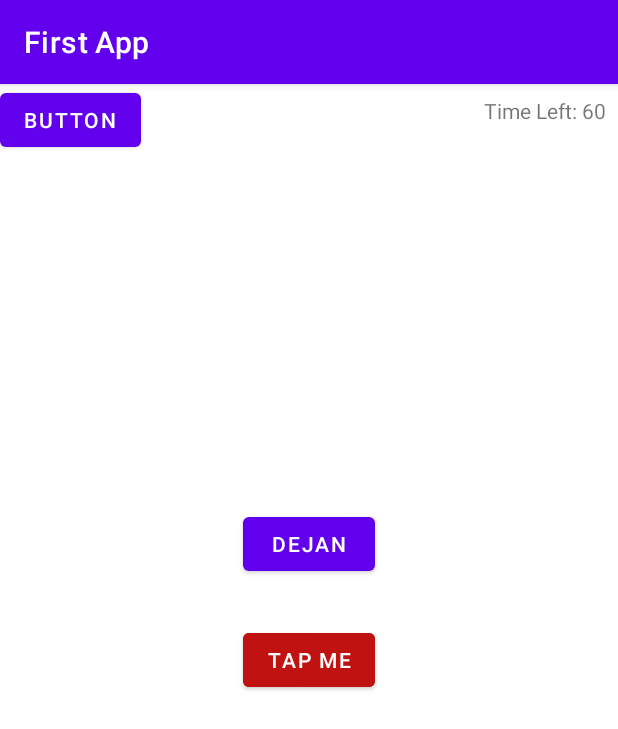
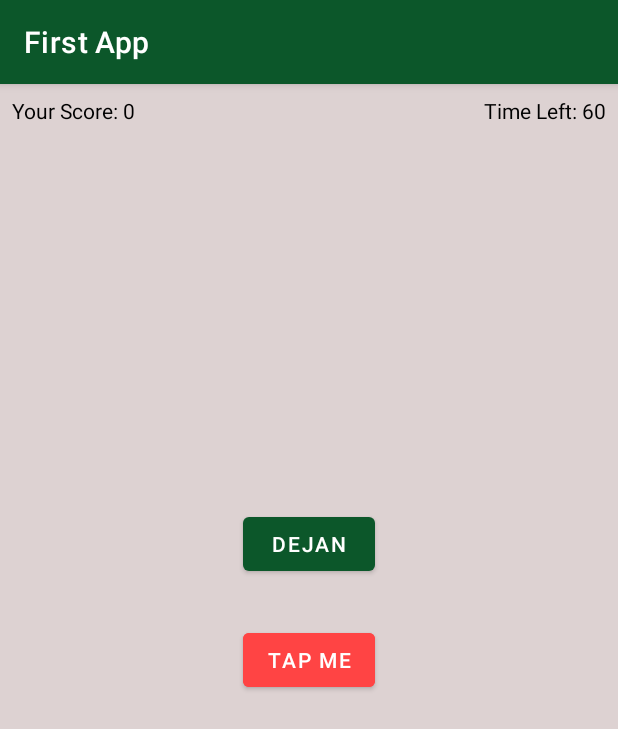
Before and after one commit to work11dejan/FirstApp, an Android app: the screen it shows after launch (MainActivity), on a phone screen of 412 x 824 dp. Shown: the top 729 px of the screen. Run offline under Robolectric (Android 15) with nearby library versions, the phone set to English and light mode, and no system bars.

Commit message:
Dodate dvije animacije i stilizovane boje

```diff
--- a/app/src/main/java/com/omega/praksa/firstapp/MainActivity.kt
+++ b/app/src/main/java/com/omega/praksa/firstapp/MainActivity.kt
@@ -6,6 +6,7 @@ import android.os.CountDownTimer
 import android.os.PersistableBundle
 import android.util.Log
 import android.view.View
+import android.view.animation.AnimationUtils
 import android.widget.AutoCompleteTextView
 import android.widget.Button
 import android.widget.TextView
@@ -46,6 +47,8 @@ class MainActivity : AppCompatActivity() {
         timeLeftTextView = findViewById(R.id.timeLeftTextView)
 
         tapMeButton.setOnClickListener { view ->
+            val bounceAnimation = AnimationUtils.loadAnimation(this,R.anim.bounce)
+            view.startAnimation(bounceAnimation)
             incrementScore()
         }
 
@@ -126,6 +129,9 @@ class MainActivity : AppCompatActivity() {
        score+=1
         val newScore = getString(R.string.yourScore, score)
         gameScoreTextView.text = newScore
+
+        val blinkAnimation = AnimationUtils.loadAnimation(this, R.anim.blink)
+        gameScoreTextView.startAnimation(blinkAnimation)
     }
 
 
--- /dev/null
+++ b/app/src/main/res/anim/blink.xml
@@ -0,0 +1,11 @@
+<?xml version="1.0" encoding="utf-8"?>
+<set xmlns:android="http://schemas.android.com/apk/res/android"
+    android:interpolator="@android:anim/accelerate_interpolator">
+    <alpha
+        android:fromAlpha="0.0"
+        android:toAlpha="1.0"
+        android:duration="300"/>
+
+
+
+</set>
--- /dev/null
+++ b/app/src/main/res/anim/bounce.xml
@@ -0,0 +1,15 @@
+<?xml version="1.0" encoding="utf-8"?>
+<set xmlns:android="http://schemas.android.com/apk/res/android"
+    android:fillAfter="true"
+    android:interpolator="@android:anim/bounce_interpolator">
+    <scale
+        android:duration = "2000"
+        android:fromXScale="2.0"
+        android:fromYScale="2.0"
+        android:pivotX="50%"
+        android:pivotY="50%"
+        android:toXScale="1.0"
+        android:toYScale="1.0" />
+
+
+</set>
--- a/app/src/main/res/layout/activity_main.xml
+++ b/app/src/main/res/layout/activity_main.xml
@@ -4,6 +4,9 @@
     xmlns:tools="http://schemas.android.com/tools"
     android:layout_width="match_parent"
     android:layout_height="match_parent"
+    android:background="#DACBCB"
+    android:backgroundTint="#DDD2D2"
+    android:scrollbarThumbHorizontal="@color/teal_700"
     tools:context=".MainActivity">
 
     <TextView
@@ -13,6 +16,7 @@
         android:layout_marginStart="8dp"
         android:layout_marginTop="8dp"
         android:text="@string/yourScore"
+        android:textColor="@color/boja_slova"
         app:layout_constraintStart_toStartOf="parent"
         app:layout_constraintTop_toTopOf="parent" />
 
@@ -23,6 +27,7 @@
         android:layout_marginTop="8dp"
         android:layout_marginEnd="8dp"
         android:text="@string/timeLeft"
+        android:textColor="@color/boja_slova"
         app:layout_constraintEnd_toEndOf="parent"
         app:layout_constraintTop_toTopOf="parent" />
 
@@ -30,7 +35,7 @@
         android:id="@+id/tapMeButton"
         android:layout_width="wrap_content"
         android:layout_height="wrap_content"
-        android:backgroundTint="#C11212"
+        android:backgroundTint="@android:color/holo_red_light"
         android:text="@string/tapME"
         app:layout_constraintBottom_toBottomOf="parent"
         app:layout_constraintEnd_toEndOf="parent"
@@ -49,12 +54,4 @@
         app:layout_constraintTop_toTopOf="parent"
         app:layout_constraintVertical_bias="0.956" />
 
-    <Button
-        android:id="@+id/button"
-        android:layout_width="wrap_content"
-        android:layout_height="wrap_content"
-        android:text="Button"
-        tools:layout_editor_absoluteX="33dp"
-        tools:layout_editor_absoluteY="113dp" />
-
 </androidx.constraintlayout.widget.ConstraintLayout>
--- a/app/src/main/res/values-night/themes.xml
+++ b/app/src/main/res/values-night/themes.xml
@@ -3,12 +3,12 @@
     <style name="Theme.FirstApp" parent="Theme.MaterialComponents.DayNight.DarkActionBar">
         <!-- Primary brand color. -->
         <item name="colorPrimary">@color/purple_200</item>
-        <item name="colorPrimaryVariant">@color/purple_700</item>
-        <item name="colorOnPrimary">@color/black</item>
+        <item name="colorPrimaryVariant">@color/time_bar</item>
+        <item name="colorOnPrimary">@color/boja_slova</item>
         <!-- Secondary brand color. -->
         <item name="colorSecondary">@color/teal_200</item>
         <item name="colorSecondaryVariant">@color/teal_200</item>
-        <item name="colorOnSecondary">@color/black</item>
+        <item name="colorOnSecondary">@color/boja_slova</item>
         <!-- Status bar color. -->
         <item name="android:statusBarColor" tools:targetApi="l">?attr/colorPrimaryVariant</item>
         <!-- Customize your theme here. -->
--- a/app/src/main/res/values/colors.xml
+++ b/app/src/main/res/values/colors.xml
@@ -1,10 +1,12 @@
 <?xml version="1.0" encoding="utf-8"?>
 <resources>
+
     <color name="purple_200">#FFBB86FC</color>
     <color name="purple_500">#FF6200EE</color>
-    <color name="purple_700">#FF3700B3</color>
+    <color name="time_bar">#FF03DAC5</color>
     <color name="teal_200">#FF03DAC5</color>
     <color name="teal_700">#FF018786</color>
-    <color name="black">#FF000000</color>
+    <color name="boja_slova">#000000</color>
     <color name="white">#FFFFFFFF</color>
+    <color name="title_color">#47C84D</color>
 </resources>
--- a/app/src/main/res/values/themes.xml
+++ b/app/src/main/res/values/themes.xml
@@ -2,15 +2,21 @@
     <!-- Base application theme. -->
     <style name="Theme.FirstApp" parent="Theme.MaterialComponents.DayNight.DarkActionBar">
         <!-- Primary brand color. -->
-        <item name="colorPrimary">@color/purple_500</item>
-        <item name="colorPrimaryVariant">@color/purple_700</item>
+        <item name="colorPrimary">#0c572A</item>
+        <item name="colorPrimaryVariant">#388E3C</item>
         <item name="colorOnPrimary">@color/white</item>
         <!-- Secondary brand color. -->
         <item name="colorSecondary">@color/teal_200</item>
         <item name="colorSecondaryVariant">@color/teal_700</item>
-        <item name="colorOnSecondary">@color/black</item>
+        <item name="colorOnSecondary">@color/boja_slova</item>
         <!-- Status bar color. -->
         <item name="android:statusBarColor" tools:targetApi="l">?attr/colorPrimaryVariant</item>
         <!-- Customize your theme here. -->
     </style>
+
+    <style name="TextAppearance.AppCompat.Widget.ActionBar.Title" parent="@android:style/TextAppearance">
+        <item name="android:textSize">16dp</item>
+        <item name="android:textColor">@color/title_color</item>
+        <item name="android:fontFamily">monospace</item>
+    </style>
 </resources>
```
